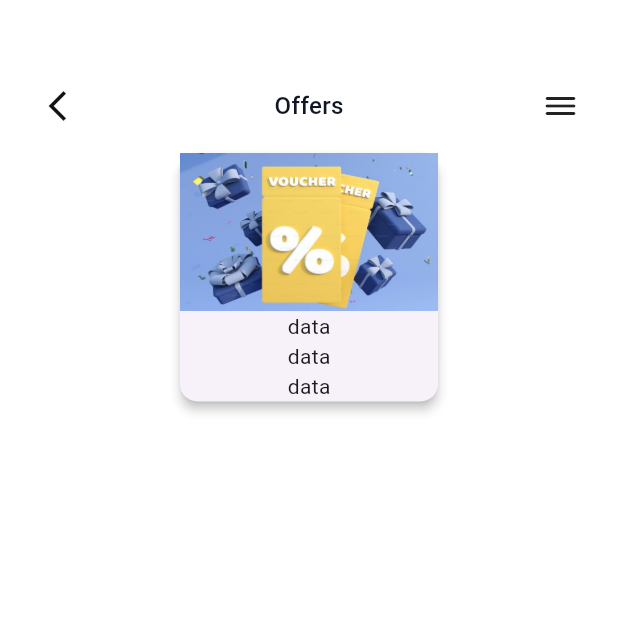
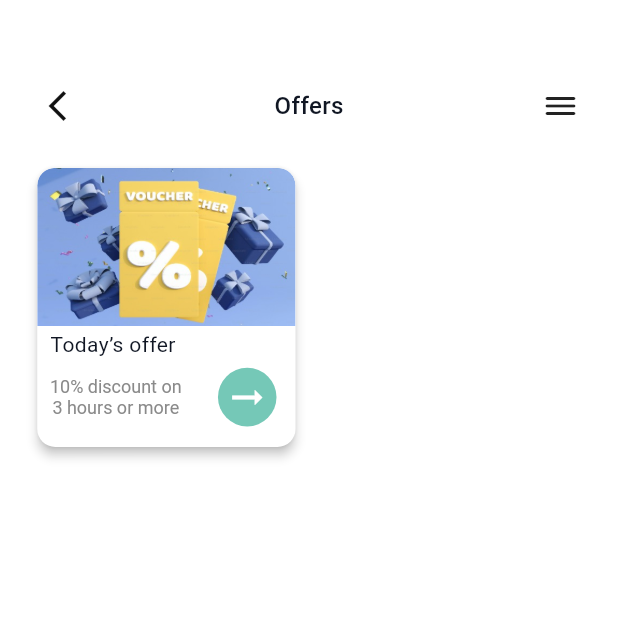
Before and after one commit to MagdyAyman6/courses_app, a Flutter app: the OffersView screen opened directly, on a phone screen of 412 x 824 dp, the top half of it. Run offline on Flutter 3.47's test engine with Material 3 defaults, Android fonts, the phone set to English and light mode, and no system bars; our stand-ins replace flutter_screenutil, go_router, persistent_bottom_nav_bar, pinput, smooth_page_indicator.

Commit message:
Offers item editing

```diff
--- a/lib/features/home/presentation/views/widgets/offers/offers_item.dart
+++ b/lib/features/home/presentation/views/widgets/offers/offers_item.dart
@@ -1,30 +1,89 @@
+import 'package:course_app/core/utils/app_color.dart';
 import 'package:course_app/core/utils/assets.dart';
+import 'package:course_app/core/utils/styles.dart';
 import 'package:flutter/material.dart';
 import 'package:flutter_screenutil/flutter_screenutil.dart';
 
-class OffersItem extends StatelessWidget {
-  const OffersItem({super.key});
+class OfferCard extends StatelessWidget {
+  const OfferCard({super.key});
 
   @override
   Widget build(BuildContext context) {
-    return Card(
+    return Padding(
+      padding: EdgeInsets.only(right: 180.w, top: 10.h),
+      child: Card(
         elevation: 3,
-      shape: RoundedRectangleBorder(borderRadius: BorderRadius.circular(12.r)),
+        color: AppColor.kWhiteColor,
+        child: ClipRRect(
+          borderRadius: BorderRadius.circular(12.r),
           child: Column(
+            crossAxisAlignment: CrossAxisAlignment.start,
             children: [
               Container(
                 width: 163.w,
-            height: 108.h,
+                height: 108.h, // Adjust width as needed
                 decoration: BoxDecoration(
-              borderRadius: BorderRadius.circular(12.r),
+                  borderRadius: BorderRadius.only(
+                    topLeft: Radius.circular(12.r),
+                    topRight: Radius.circular(12.r),
+                  ), // Same border radius
+                  image: DecorationImage(
+                    fit: BoxFit.fill,
+                    image: AssetImage(
+                      AssetsData.offersItemImg,
                     ),
-            child: Image.asset(
-              AssetsData.offersItemImg,width: 163.w,fit: BoxFit.fill,),
                   ),
-          Text("data"),
-          Text("data"),
-          Text("data"),
+                  color: Colors.white, // Card background color
+                ),
+              ),
+              Padding(
+                padding: EdgeInsets.only(left: 9.h, top: 2.h),
+                child: Text(
+                  "Today’s offer",
+                  style:
+                      Styles.textStyle14.copyWith(fontWeight: FontWeight.w400),
+                ),
+              ),
+              Container(
+                padding: EdgeInsets.only(
+                  top: 6.h,
+                  bottom: 14.h,
+                  right: 12.w,
+                  left: 8.w,
+                ),
+                width: 163.w,
+                child: Row(
+                  mainAxisAlignment: MainAxisAlignment.spaceBetween,
+                  children: [
+                    RichText(
+                      textAlign: TextAlign.center,
+                      text: const TextSpan(
+                        children: [
+                          TextSpan(
+                            text: '10% discount on\n',
+                            style: Styles.textStyle12,
+                          ),
+                          TextSpan(
+                            text: '3 hours or more',
+                            style: Styles.textStyle12,
+                          ),
                         ],
+                      ),
+                    ),
+                    CircleAvatar(
+                        radius: 20.r,
+                        backgroundColor: AppColor.kIconsColor,
+                        child: const Icon(
+                          color: AppColor.kWhiteColor,
+                          Icons.arrow_right_alt_outlined,
+                          size: 30,
+                        )),
+                  ],
+                ),
+              ),
+            ],
+          ),
+        ),
       ),
     );
   }
--- a/lib/features/home/presentation/views/widgets/offers/offers_view_body.dart
+++ b/lib/features/home/presentation/views/widgets/offers/offers_view_body.dart
@@ -20,7 +20,7 @@ class OffersViewBody extends StatelessWidget {
           ),
           child: const OffersAppBar(),
         ),
-        const OffersItem(),
+        OfferCard(),
       ],
     );
   }
```
Lines whose indentation alone changed are shown as unchanged.
